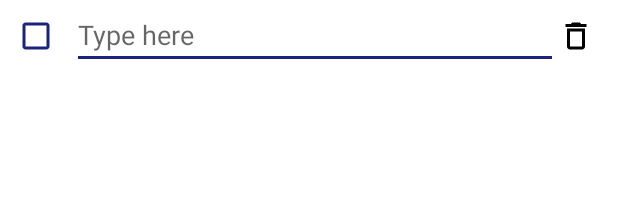
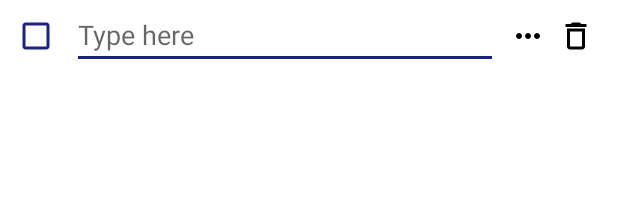
Before and after one commit to Notefy-DADM/Notefy, an Android app: the layout note_checkbox_block.xml on its own in the app's theme, with its tools: preview values and no code run, on a phone screen of 412 x 824 dp. Shown: the top 223 px of the screen. Run offline under Robolectric (Android 15) with nearby library versions, the phone set to English and light mode, and no system bars.

Commit message:
Note block drag and drop

```diff
--- a/app/src/main/res/layout/fragment_note.xml
+++ b/app/src/main/res/layout/fragment_note.xml
@@ -4,6 +4,7 @@
     <data>
         <variable name="layoutManager" type="androidx.recyclerview.widget.RecyclerView.LayoutManager" />
         <variable name="adapter" type="io.github.notefydadm.notefy.view.fragments.noteBlocks.NoteBlocksListAdapter" />
+        <variable name="itemTouchHelper" type="androidx.recyclerview.widget.ItemTouchHelper" />
         <variable name="addNewTextBlock" type="android.view.View.OnClickListener" />
         <variable name="addNewCheckBoxBlock" type="android.view.View.OnClickListener" />
     </data>
@@ -18,6 +19,7 @@
             android:layout_height="match_parent"
             app:layoutManager="@{layoutManager}"
             app:adapter="@{adapter}"
+            app:itemTouchHelper="@{itemTouchHelper}"
             app:hasFixedSize="@{true}"
             app:layout_constraintBottom_toBottomOf="parent"
             app:layout_constraintEnd_toEndOf="parent"
--- a/app/src/main/res/layout/note_checkbox_block.xml
+++ b/app/src/main/res/layout/note_checkbox_block.xml
@@ -29,9 +29,22 @@
             android:text="@={checkBoxBlock.text}"
             app:onTextChanged="@{() -> callbacks.onItemModified.onItemModified()}"
             app:layout_constraintBottom_toBottomOf="parent"
-            app:layout_constraintEnd_toStartOf="@+id/deleteCheckboxButton"
+            app:layout_constraintEnd_toStartOf="@+id/drag_drop_checkboxBlock"
             app:layout_constraintStart_toEndOf="@+id/checkBox_checkBoxBlock"
             app:layout_constraintTop_toTopOf="parent" />
+
+        <ImageView
+            android:id="@+id/drag_drop_checkboxBlock"
+            android:layout_width="40dp"
+            android:layout_height="40dp"
+            android:rotation="90"
+            android:paddingHorizontal="8dp"
+            android:background="?attr/selectableItemBackground"
+            app:layout_constraintBottom_toBottomOf="parent"
+            app:layout_constraintEnd_toStartOf="@+id/deleteCheckboxButton"
+            app:layout_constraintStart_toEndOf="@+id/editText_checkboxBlock"
+            app:layout_constraintTop_toTopOf="parent"
+            app:srcCompat="@drawable/icon_more" />
 
         <ImageButton
             android:id="@+id/deleteCheckboxButton"
```
Also changed, not shown: app/src/main/java/io/github/notefydadm/notefy/view/fragments/NoteFragment.java (+22 -0 lines), app/src/main/java/io/github/notefydadm/notefy/view/fragments/noteBlocks/NoteBlocksListAdapter.java (+8 -0 lines), app/src/main/res/layout/note_text_block.xml (+14 -1 lines).
